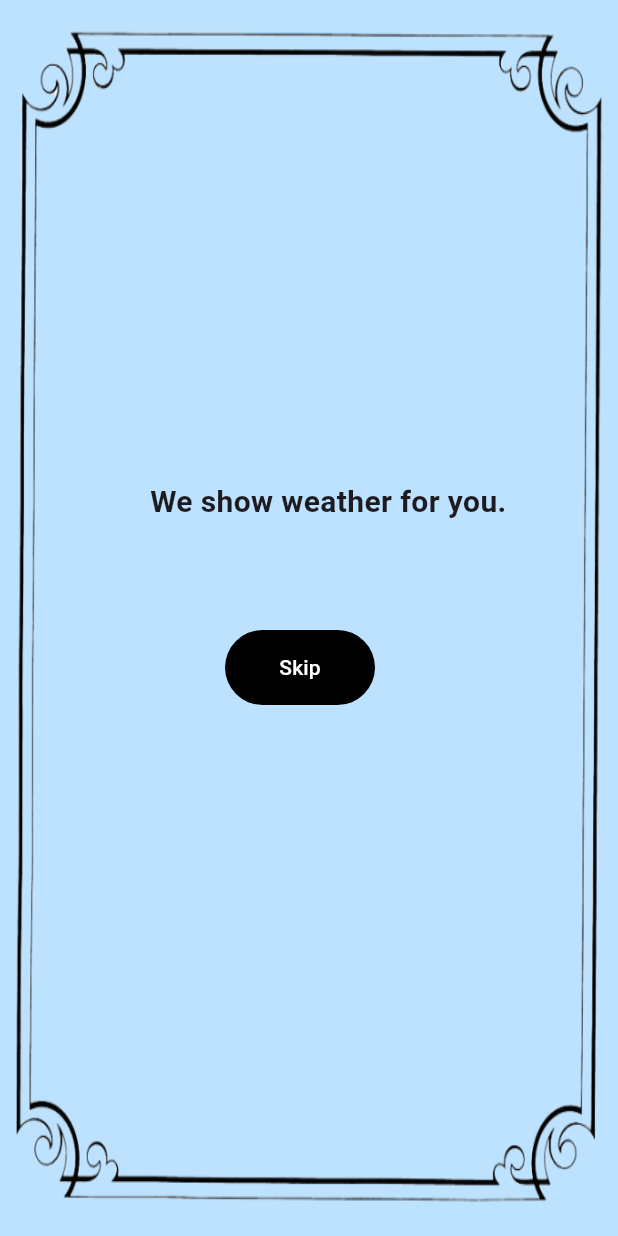
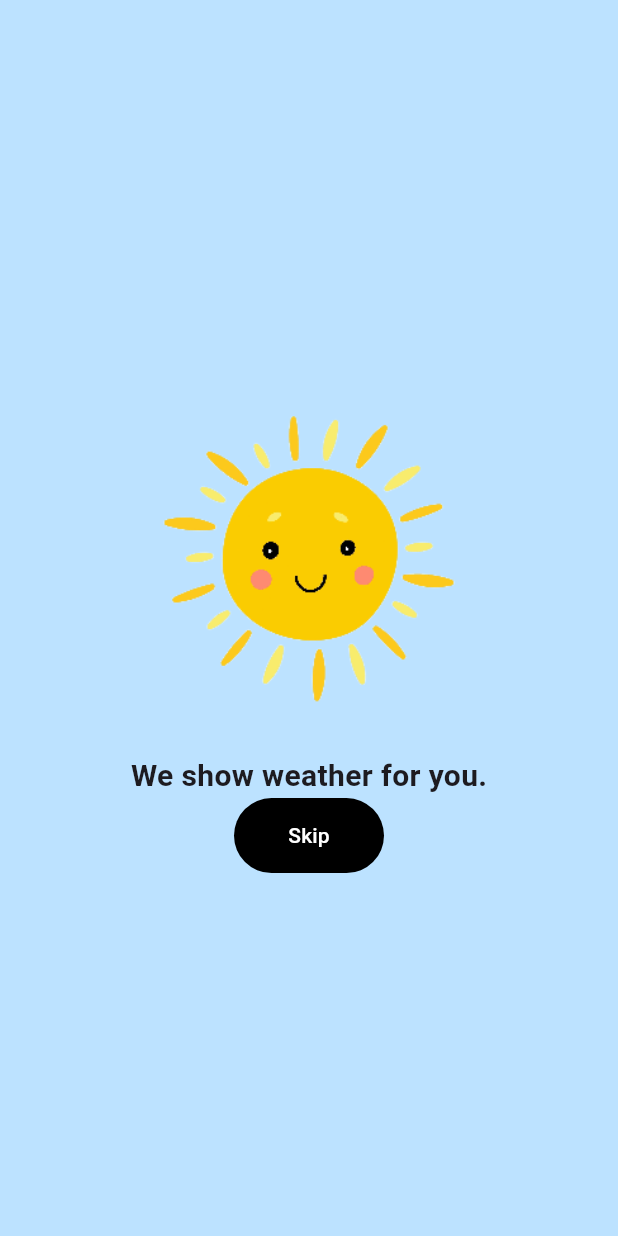
Before and after one commit to Loonibha-Singh02/weather_app_api, a Flutter app: the first screen one second after launch, on a phone screen of 412 x 824 dp. Run offline on Flutter 3.47's test engine with Material 3 defaults, Android fonts, the phone set to English and light mode, and no system bars; our stand-ins replace geolocator, google_fonts, shared_preferences.

Commit message:
added a image in splash screen

```diff
--- a/lib/Screens/help_screen.dart
+++ /dev/null
@@ -1,70 +0,0 @@
-import "package:flutter/material.dart";
-import "package:weather_app_api/Screens/home_screen.dart";
-
-class HelpScreenPage extends StatefulWidget {
-  const HelpScreenPage({super.key});
-
-  @override
-  State<HelpScreenPage> createState() => _HelpScreenPageState();
-}
-
-class _HelpScreenPageState extends State<HelpScreenPage> {
-  @override
-  void initState() {
-    // TODO: implement initState
-    super.initState();
-    Future.delayed(const Duration(seconds: 5), () {
-      Navigator.pushReplacement(context,
-          MaterialPageRoute(builder: (context) => const HomeScreenPage()));
-    });
-  }
-
-  @override
-  Widget build(BuildContext context) {
-    return Scaffold(
-      backgroundColor: Color(0xBBA3D8FF),
-      body: Container(
-        padding:
-            const EdgeInsets.only(right: 10, left: 10, top: 20, bottom: 20),
-        child: Stack(
-          children: [
-            Positioned.fill(
-                child: Image.asset(
-              'assets/images/frame2.png',
-              fit: BoxFit.fill,
-            )),
-            const Positioned(
-                top: 300,
-                left: 90,
-                child: Text(
-                  'We show weather for you.',
-                  style: TextStyle(fontWeight: FontWeight.bold, fontSize: 20),
-                )),
-            Positioned(
-                top: 400,
-                left: 140,
-                child: ElevatedButton(
-                    onPressed: () {
-                      Navigator.pushReplacement(
-                          context,
-                          MaterialPageRoute(
-                              builder: (context) => const HomeScreenPage()));
-                    },
-                    style: ElevatedButton.styleFrom(
-                      elevation: 0,
-                      backgroundColor: Colors.black,
-                      minimumSize: const Size(100, 50),
-                      shape: RoundedRectangleBorder(
-                        borderRadius: BorderRadius.circular(50),
-                      ),
-                    ),
-                    child: const Text(
-                      'Skip',
-                      style: TextStyle(color: Colors.white),
-                    )))
-          ],
-        ),
-      ),
-    );
-  }
-}
--- a/lib/Screens/home_screen.dart
+++ b/lib/Screens/home_screen.dart
@@ -2,7 +2,7 @@ import 'package:flutter/material.dart';
 import 'package:shared_preferences/shared_preferences.dart';
 import 'package:geolocator/geolocator.dart';
 import 'package:weather_app_api/Models/weather_model.dart';
-import 'package:weather_app_api/Screens/help_screen.dart';
+import 'package:weather_app_api/Screens/splash_screen.dart';
 import 'package:weather_app_api/repo.dart';
 import '../CustomWidgets/CustomGrid.dart';
 import '../CustomWidgets/CustomTempText.dart';
--- /dev/null
+++ b/lib/Screens/splash_screen.dart
@@ -0,0 +1,62 @@
+import "package:flutter/material.dart";
+import "package:weather_app_api/Screens/home_screen.dart";
+
+class HelpScreenPage extends StatefulWidget {
+  const HelpScreenPage({super.key});
+
+  @override
+  State<HelpScreenPage> createState() => _HelpScreenPageState();
+}
+
+class _HelpScreenPageState extends State<HelpScreenPage> {
+  @override
+  void initState() {
+    super.initState();
+    // Future.delayed(const Duration(seconds: 5), () {
+    //   Navigator.pushReplacement(context, MaterialPageRoute(builder: (context) => const HomeScreenPage()));
+    // });
+  }
+
+  @override
+  Widget build(BuildContext context) {
+    return Scaffold(
+      backgroundColor: const Color(0xBBA3D8FF),
+      body: Container(
+          padding:
+              const EdgeInsets.only(right: 10, left: 10, top: 20, bottom: 20),
+          child: Column(
+            crossAxisAlignment: CrossAxisAlignment.center,
+            mainAxisAlignment: MainAxisAlignment.center,
+            children: [
+              Image.asset(
+                'assets/images/sun.jpg',
+                fit: BoxFit.contain,
+              ),
+              const Text(
+                'We show weather for you.',
+                style: TextStyle(fontWeight: FontWeight.bold, fontSize: 20),
+              ),
+              ElevatedButton(
+                  onPressed: () {
+                    Navigator.pushReplacement(
+                        context,
+                        MaterialPageRoute(
+                            builder: (context) => const HomeScreenPage()));
+                  },
+                  style: ElevatedButton.styleFrom(
+                    elevation: 0,
+                    backgroundColor: Colors.black,
+                    minimumSize: const Size(100, 50),
+                    shape: RoundedRectangleBorder(
+                      borderRadius: BorderRadius.circular(50),
+                    ),
+                  ),
+                  child: const Text(
+                    'Skip',
+                    style: TextStyle(color: Colors.white),
+                  ))
+            ],
+          )),
+    );
+  }
+}
--- a/lib/main.dart
+++ b/lib/main.dart
@@ -1,5 +1,5 @@
 import 'package:flutter/material.dart';
-import 'package:weather_app_api/Screens/help_screen.dart';
+import 'package:weather_app_api/Screens/splash_screen.dart';
 
 void main() {
   runApp(const MyApp());
```
Also changed, not shown: assets/images/sun.jpg (added).
